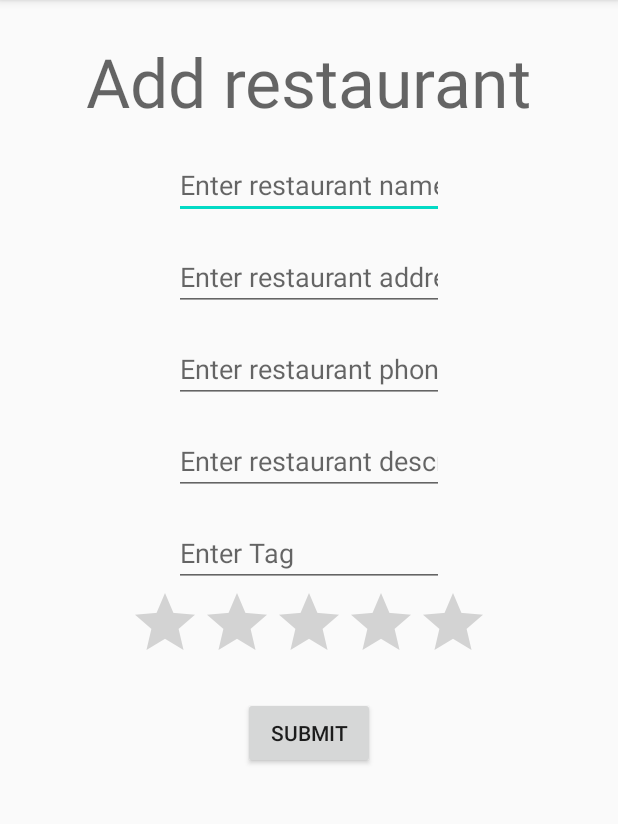
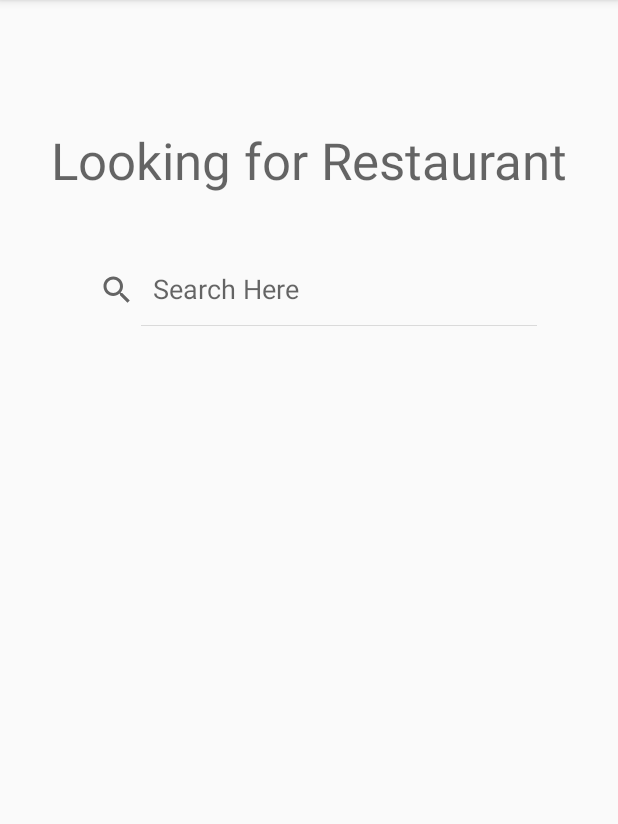
Before and after one commit to truckieutk/RestaurantGuide, an Android app: the AddActivity screen opened directly, with no data from a screen before it, in the options menu, after a tap on "Search", on a phone screen of 412 x 824 dp, the part 84-908 px from its top. Run offline under Robolectric (Android 15) with nearby library versions, the phone set to English and light mode, and no system bars.

Commit message:
Second Commit

```diff
--- a/app/src/main/AndroidManifest.xml
+++ b/app/src/main/AndroidManifest.xml
@@ -36,7 +36,13 @@
                 <category android:name="android.intent.category.LAUNCHER" />
             </intent-filter>
         </activity>
+        <activity android:name=".SearchActivity">
+            <intent-filter>
+                <action android:name="android.intent.action.MAIN" />
 
+                <category android:name="android.intent.category.LAUNCHER" />
+            </intent-filter>
+        </activity>
     </application>
 
 </manifest>
--- a/app/src/main/java/ca/gbc/comp3074/guide/AddActivity.java
+++ b/app/src/main/java/ca/gbc/comp3074/guide/AddActivity.java
@@ -81,6 +81,7 @@ public class AddActivity extends AppCompatActivity {
         int id= item.getItemId();
         switch (id){
             case R.id.home:
+                Home();
                 break;
             case R.id.search:
                 Search();
--- a/app/src/main/java/ca/gbc/comp3074/guide/MainActivity.java
+++ b/app/src/main/java/ca/gbc/comp3074/guide/MainActivity.java
@@ -45,7 +45,7 @@ public class MainActivity extends AppCompatActivity {
     @Override
     public void onCreateContextMenu(ContextMenu menu, View v, ContextMenu.ContextMenuInfo menuInfo) {
         super.onCreateContextMenu(menu, v, menuInfo);
-        getMenuInflater().inflate(R.menu.context_menu,menu);
+        getMenuInflater().inflate(R.menu.contexts_menu,menu);
     }
 
     @Override
--- /dev/null
+++ b/app/src/main/res/layout/activity_search.xml
@@ -0,0 +1,46 @@
+<?xml version="1.0" encoding="utf-8"?>
+<androidx.constraintlayout.widget.ConstraintLayout xmlns:android="http://schemas.android.com/apk/res/android"
+    xmlns:app="http://schemas.android.com/apk/res-auto"
+    xmlns:tools="http://schemas.android.com/tools"
+    android:layout_width="match_parent"
+    android:layout_height="match_parent"
+    tools:context=".SearchActivity">
+
+
+    <SearchView
+        android:id="@+id/search"
+        android:layout_width="wrap_content"
+        android:layout_height="wrap_content"
+        android:layout_marginTop="40dp"
+        android:iconifiedByDefault="false"
+        android:queryHint="Search Here"
+        app:layout_constraintEnd_toEndOf="parent"
+        app:layout_constraintStart_toStartOf="parent"
+        app:layout_constraintTop_toBottomOf="@+id/title"
+        tools:ignore="MissingConstraints">
+
+        <requestFocus />
+
+    </SearchView>
+
+    <TextView
+        android:id="@+id/title"
+        android:layout_width="wrap_content"
+        android:layout_height="wrap_content"
+        android:layout_marginTop="84dp"
+        android:text="Looking for Restaurant"
+        android:textAppearance="@style/TextAppearance.AppCompat.Display1"
+        app:layout_constraintEnd_toEndOf="parent"
+        app:layout_constraintHorizontal_bias="0.503"
+        app:layout_constraintStart_toStartOf="parent"
+        app:layout_constraintTop_toTopOf="parent" />
+
+    <ListView
+        android:id="@+id/list"
+        android:layout_width="470dp"
+        android:layout_height="509dp"
+        tools:layout_editor_absoluteX="1dp"
+        tools:layout_editor_absoluteY="219dp" />
+
+
+</androidx.constraintlayout.widget.ConstraintLayout>
--- /dev/null
+++ b/app/src/main/res/menu/search_menu.xml
@@ -0,0 +1,21 @@
+<?xml version="1.0" encoding="UTF-8"?>
+
+<menu xmlns:android="http://schemas.android.com/apk/res/android">
+
+    <item
+        android:title="Home"
+        android:id="@+id/home"/>
+
+    <item
+        android:title="Add"
+        android:id="@+id/add"/>
+
+    <item
+        android:title="Search"
+        android:id="@+id/search"/>
+
+    <item
+        android:title="About us"
+        android:id="@+id/about"/>
+
+</menu>
```
Also changed, not shown: app/src/main/java/ca/gbc/comp3074/guide/SearchActivity.java (+55 -1 lines), app/src/main/res/menu/context_menu.xml (deleted, +0 -13 lines).
